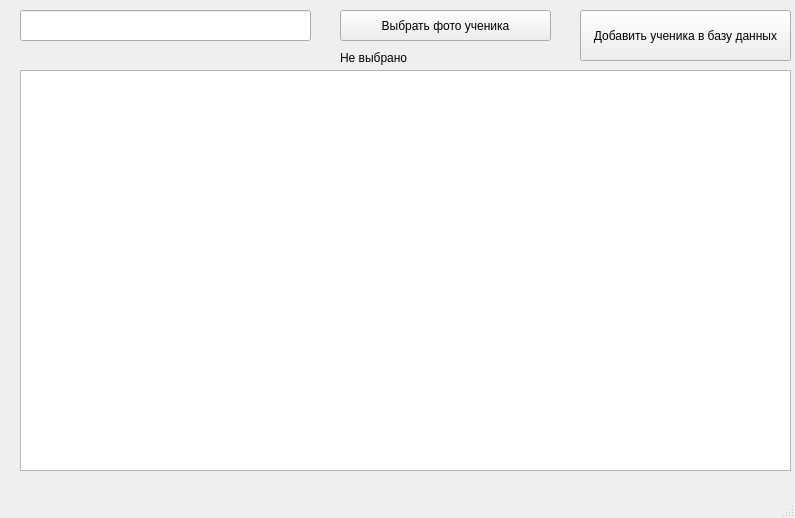
First picture: the form in interface_for_write_sql.ui, repository maioraboba/System_control, before the edit.
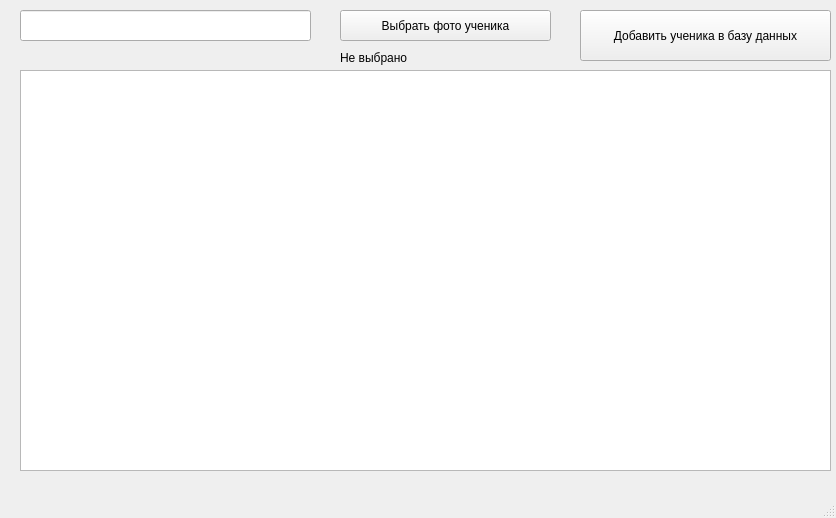
Second picture: the form after the edit.

Commit message: commit redact interface

The edit to the form file:
```diff
--- a/interface_for_write_sql.ui
+++ b/interface_for_write_sql.ui
@@ -6,7 +6,7 @@
    <rect>
     <x>0</x>
     <y>0</y>
-    <width>795</width>
+    <width>836</width>
     <height>518</height>
    </rect>
   </property>
@@ -32,7 +32,7 @@
      <rect>
       <x>580</x>
       <y>10</y>
-      <width>211</width>
+      <width>251</width>
       <height>51</height>
      </rect>
     </property>
@@ -55,7 +55,7 @@
      <rect>
       <x>20</x>
       <y>70</y>
-      <width>771</width>
+      <width>811</width>
       <height>401</height>
      </rect>
     </property>
```
Left out of the diff: 2 changed lines with no effect on the pictures.
